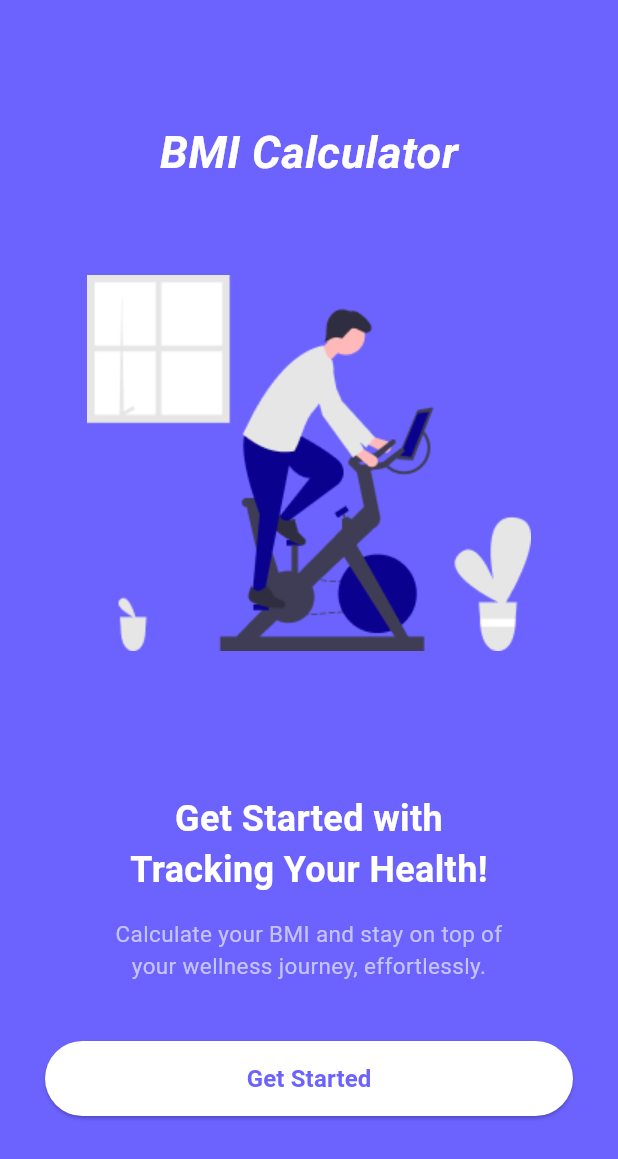
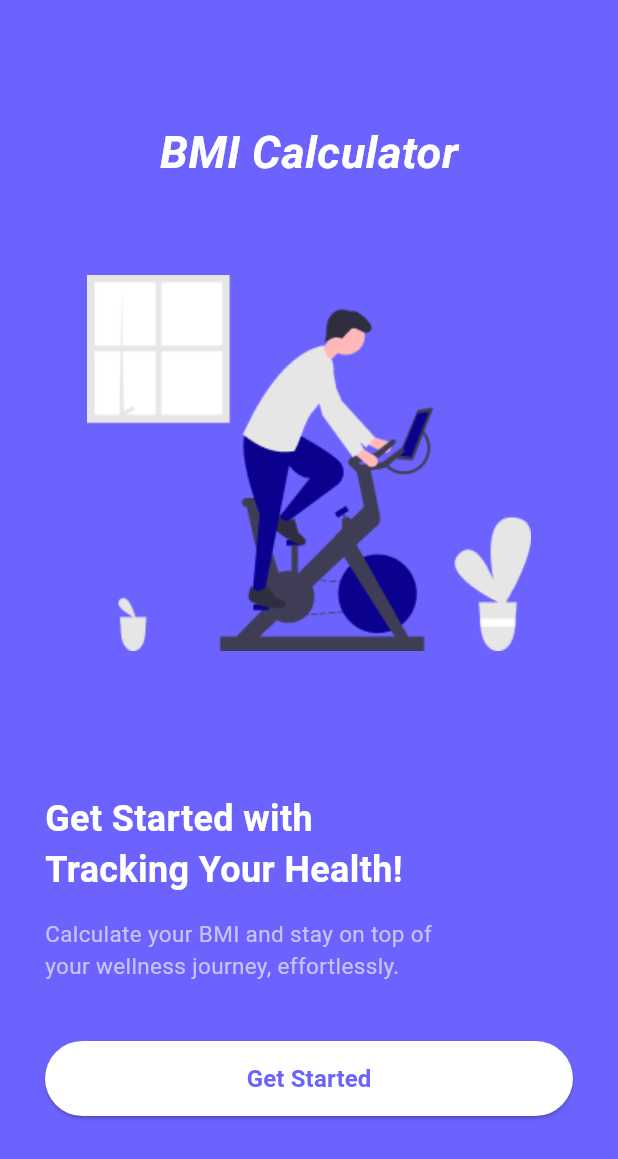
Before and after one commit to leegijae/daelim_2025, a Flutter app: the screen it shows after launch, on a phone screen of 412 x 824 dp. Shown: the top 1159 px of the screen. Run offline on Flutter 3.47's test engine with Material 3 defaults, Android fonts, the phone set to English and light mode, and no system bars.

Commit message:
5주차 커밋

```diff
--- a/lib/presentation/start/start_screen.dart
+++ b/lib/presentation/start/start_screen.dart
@@ -23,7 +23,7 @@ class StartScreen extends StatelessWidget {
         fontSize: 24,
         fontWeight: FontWeight.bold,
       ),
-      textAlign: TextAlign.center,
+      textAlign: TextAlign.left,
     );
   }
 
@@ -33,7 +33,7 @@ class StartScreen extends StatelessWidget {
       child: Text(
         'Calculate your BMI and stay on top of your wellness journey, effortlessly.',
         style: TextStyle(color: Color(0xffc6c3f9), fontSize: 15),
-        textAlign: TextAlign.center,
+        textAlign: TextAlign.left,
       ),
     );
   }
@@ -43,9 +43,7 @@ class StartScreen extends StatelessWidget {
       width: double.infinity,
       height: 50,
       child: ElevatedButton(
-        onPressed: () {
-          // TODO: Navigator.push(...) 등으로 다음 화면 이동 처리
-        },
+        onPressed: () {},
         style: ElevatedButton.styleFrom(
           backgroundColor: Colors.white,
           foregroundColor: Color(0xFF6c63ff),
@@ -77,9 +75,15 @@ class StartScreen extends StatelessWidget {
               const SizedBox(height: 60),
               Image.asset('assets/images/bike.png'),
               const SizedBox(height: 95),
-              _buildTitle(),
+
+              // 왼쪽 정렬 적용 부분
+              Align(alignment: Alignment.centerLeft, child: _buildTitle()),
               const SizedBox(height: 15),
-              _buildDescription(),
+              Align(
+                alignment: Alignment.centerLeft,
+                child: _buildDescription(),
+              ),
+
               const SizedBox(height: 40),
               _buildStartButton(),
             ],
```
